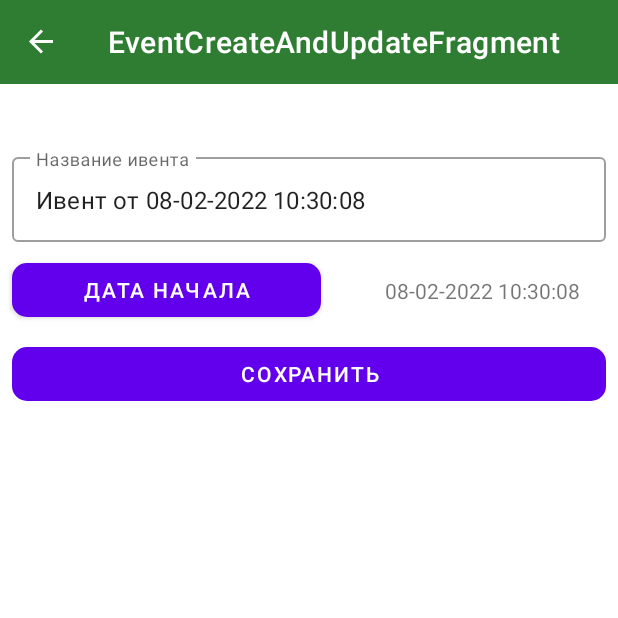
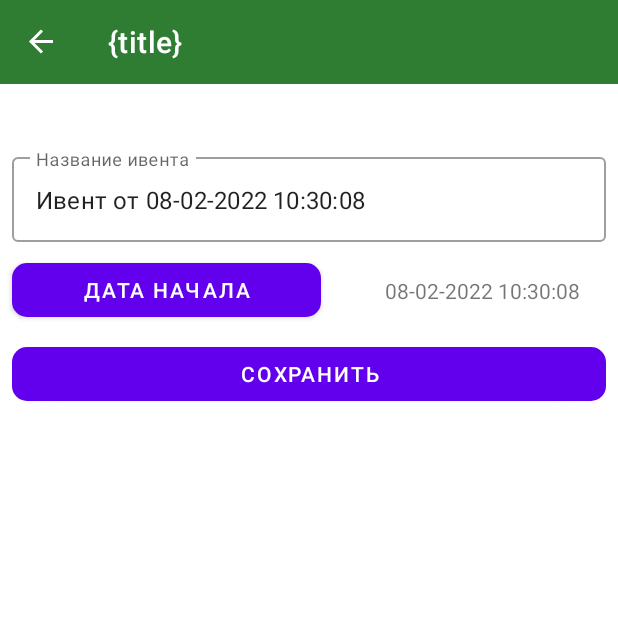
Before and after one commit to artezio-labs/SportTracker, an Android app: the MainFragment screen opened through its navigation route, after a tap on an icon or button, on a phone screen of 412 x 824 dp, the top half of it. Run offline under Robolectric (Android 15) with nearby library versions, the phone set to English and light mode, and no system bars; our stand-ins replace Dagger/Hilt's generated code, Room's generated code, navigation-ui; libraries missing offline, so code that uses them is left out: pub.devrel.easypermissions; 2 statements that could not run were skipped.

Commit message:
Added some little things

```diff
--- a/app/src/main/java/com/artezio/sporttracker/presentation/event/EventCreateAndUpdateFragment.kt
+++ b/app/src/main/java/com/artezio/sporttracker/presentation/event/EventCreateAndUpdateFragment.kt
@@ -20,6 +20,7 @@ import com.artezio.sporttracker.R
 import com.artezio.sporttracker.data.trackservice.TrackService
 import com.artezio.sporttracker.databinding.FragmentEventCreateAndUpdateBinding
 import com.artezio.sporttracker.presentation.BaseFragment
+import com.artezio.sporttracker.presentation.MainActivity
 import com.artezio.sporttracker.presentation.main.MainFragment
 import com.artezio.sporttracker.util.dateToMilliseconds
 import com.artezio.sporttracker.util.millisecondsToDateFormat
--- a/app/src/main/java/com/artezio/sporttracker/presentation/main/MainFragment.kt
+++ b/app/src/main/java/com/artezio/sporttracker/presentation/main/MainFragment.kt
@@ -39,7 +39,7 @@ class MainFragment : BaseFragment<FragmentMainBinding>(), IFragment {
         }
 
         binding.fabAddEvent.setOnClickListener {
-            val args = EventCreateAndUpdateFragmentArgs(-1L)
+            val args = EventCreateAndUpdateFragmentArgs(eventId = -1L, title = "Создать")
             findNavController().navigate(
                 R.id.action_mainFragment_to_eventCreateAndUpdateFragment,
                 args.toBundle()
--- a/app/src/main/java/com/artezio/sporttracker/presentation/main/recycler/EventsRecyclerAdapter.kt
+++ b/app/src/main/java/com/artezio/sporttracker/presentation/main/recycler/EventsRecyclerAdapter.kt
@@ -11,6 +11,7 @@ import com.artezio.sporttracker.presentation.event.EventCreateAndUpdateFragment
 import com.artezio.sporttracker.presentation.event.EventCreateAndUpdateFragmentArgs
 import com.artezio.sporttracker.presentation.main.IFragment
 import com.artezio.sporttracker.presentation.main.MainFragment
+import com.artezio.sporttracker.presentation.statistics.StatisticsFragmentArgs
 import com.artezio.sporttracker.util.millisecondsToDateFormat
 
 class EventsRecyclerAdapter(
@@ -51,7 +52,8 @@ class EventsRecyclerAdapter(
                     eventId = event.id,
                     eventName = event.eventName,
                     eventStartDate = event.startDate,
-                    eventEndDate = event.endDate ?: -1L
+                    eventEndDate = event.endDate ?: -1L,
+                    title = "Редактировать"
                 )
                 (fragment as MainFragment).findNavController().navigate(
                     R.id.action_mainFragment_to_eventCreateAndUpdateFragment,
@@ -59,6 +61,16 @@ class EventsRecyclerAdapter(
                 )
             }
 
+
+            binding.buttonShowStatistics.setOnClickListener {
+                val args = StatisticsFragmentArgs(
+                    eventId = event.id
+                )
+                (fragment as MainFragment).findNavController().navigate(
+                    R.id.action_mainFragment_to_statisticsFragment,
+                    args.toBundle()
+                )
+            }
         }
     }
 }
--- a/app/src/main/res/navigation/app_nav.xml
+++ b/app/src/main/res/navigation/app_nav.xml
@@ -13,6 +13,9 @@
         <action
             android:id="@+id/action_mainFragment_to_eventCreateAndUpdateFragment"
             app:destination="@id/eventCreateAndUpdateFragment" />
+        <action
+            android:id="@+id/action_mainFragment_to_statisticsFragment"
+            app:destination="@id/statisticsFragment" />
     </fragment>
     <fragment
         android:id="@+id/trackerFragment"
@@ -26,7 +29,7 @@
     <fragment
         android:id="@+id/eventCreateAndUpdateFragment"
         android:name="com.artezio.sporttracker.presentation.event.EventCreateAndUpdateFragment"
-        android:label="EventCreateAndUpdateFragment" >
+        android:label="{title}" >
         <argument
             android:name="eventId"
             app:argType="long"
@@ -43,5 +46,19 @@
             android:name="eventEndDate"
             app:argType="long"
             android:defaultValue="-1L" />
+        <argument
+            android:name="title"
+            app:argType="string"
+            android:defaultValue='""' />
+    </fragment>
+    <fragment
+        android:id="@+id/statisticsFragment"
+        android:name="com.artezio.sporttracker.presentation.statistics.StatisticsFragment"
+        android:label="fragment_statistics"
+        tools:layout="@layout/fragment_statistics" >
+        <argument
+            android:name="eventId"
+            app:argType="long"
+            android:defaultValue="-1L" />
     </fragment>
 </navigation>
```
Also changed, not shown: app/src/main/java/com/artezio/sporttracker/presentation/statistics/StatisticsFragment.kt (+16 -0 lines), app/src/main/res/drawable/textview_border.xml (added, +9 -0 lines), app/src/main/res/layout/fragment_statistics.xml (+76 -3 lines).
